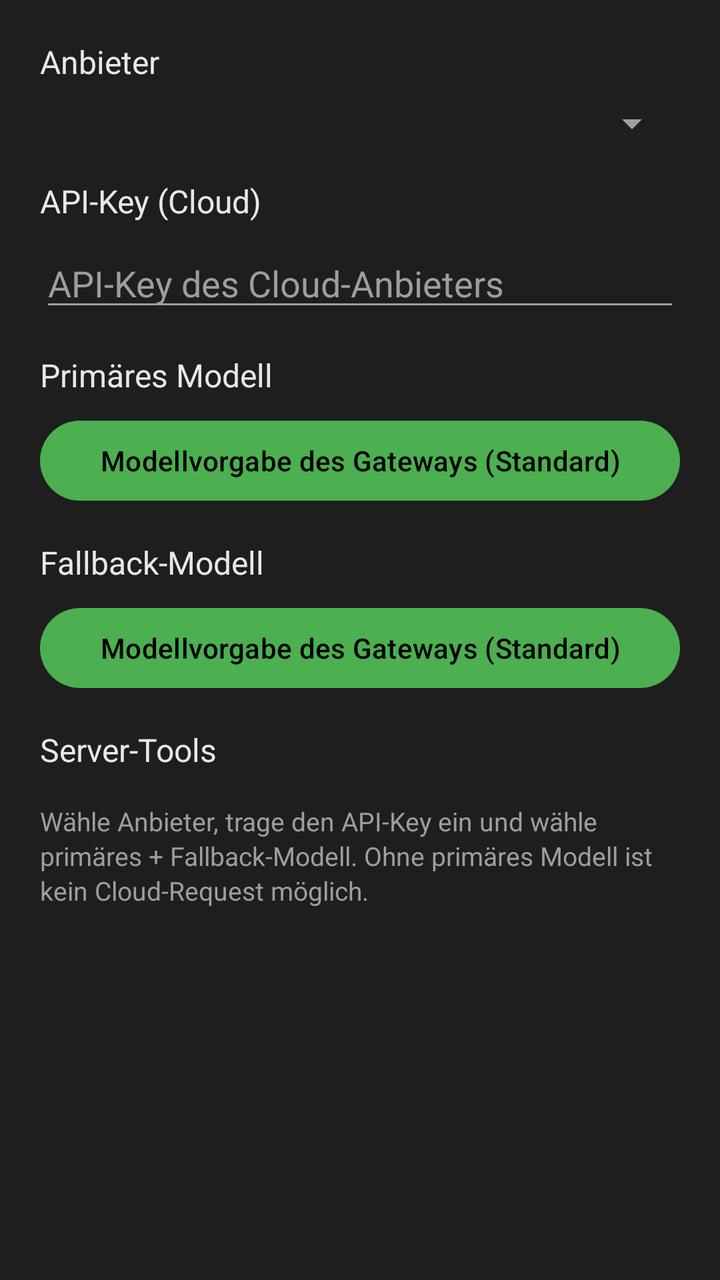
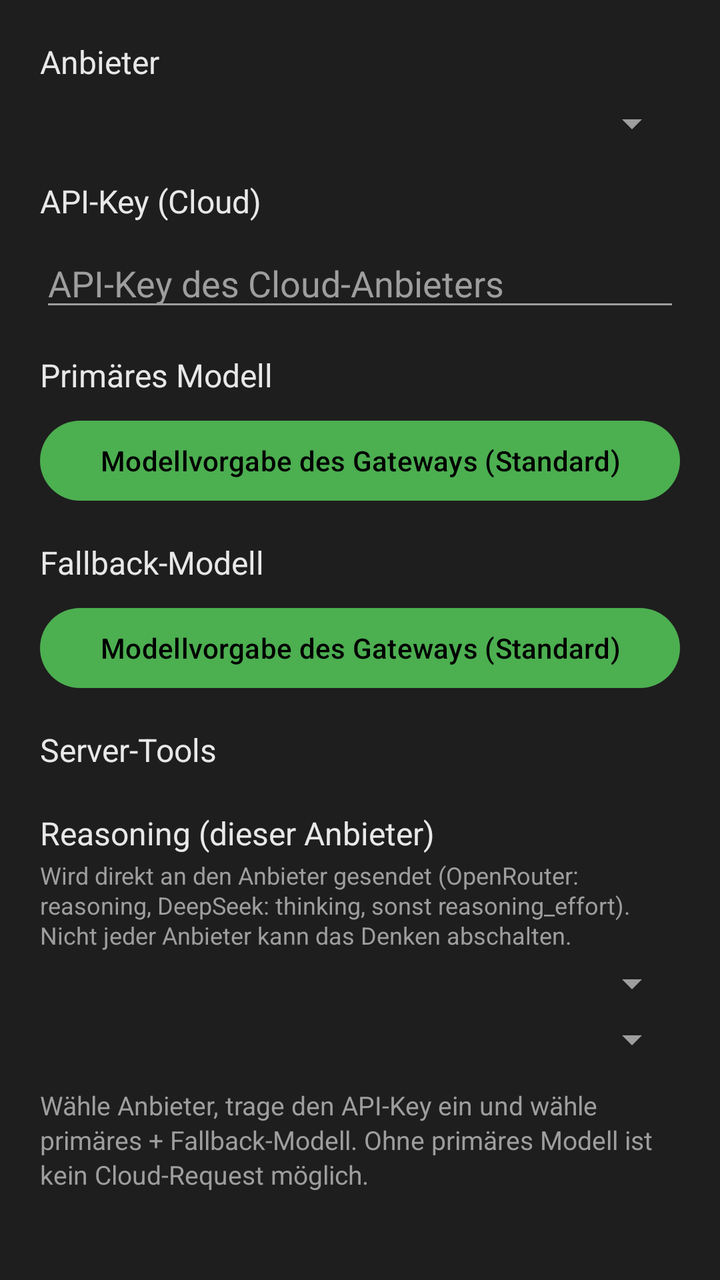

Before-and-after screenshots of an Android layout around one commit, followed by the original layout XML and the change that was made.
<!-- AndroidManifest.xml: application theme Theme.HermiVoice -->
<!-- res/layout/dialog_cloud_editor.xml -->
<?xml version="1.0" encoding="utf-8"?>
<ScrollView xmlns:android="http://schemas.android.com/apk/res/android"
    android:layout_width="match_parent"
    android:layout_height="wrap_content">

    <LinearLayout
        android:layout_width="match_parent"
        android:layout_height="wrap_content"
        android:orientation="vertical"
        android:padding="20dp">

        <TextView
            android:layout_width="match_parent"
            android:layout_height="wrap_content"
            android:text="@string/cloud_provider_label"
            android:textColor="@color/text_primary"
            android:textSize="16sp" />

        <Spinner
            android:id="@+id/cloudEditProvider"
            android:layout_width="match_parent"
            android:layout_height="wrap_content"
            android:layout_marginTop="8dp"
            android:spinnerMode="dropdown" />

        <TextView
            android:layout_width="match_parent"
            android:layout_height="wrap_content"
            android:layout_marginTop="16dp"
            android:text="@string/cloud_key_label"
            android:textColor="@color/text_primary"
            android:textSize="16sp" />

        <EditText
            android:id="@+id/cloudEditKey"
            android:layout_width="match_parent"
            android:layout_height="wrap_content"
            android:layout_marginTop="8dp"
            android:hint="@string/cloud_key_hint"
            android:inputType="textPassword"
            android:textColor="@color/text_primary"
            android:textColorHint="@color/text_secondary" />

        <TextView
            android:layout_width="match_parent"
            android:layout_height="wrap_content"
            android:layout_marginTop="16dp"
            android:text="@string/cloud_primary_model_label"
            android:textColor="@color/text_primary"
            android:textSize="16sp" />

        <Button
            android:id="@+id/cloudEditPrimary"
            android:layout_width="match_parent"
            android:layout_height="wrap_content"
            android:layout_marginTop="8dp"
            android:text="@string/primary_model_default" />

        <TextView
            android:layout_width="match_parent"
            android:layout_height="wrap_content"
            android:layout_marginTop="16dp"
            android:text="@string/cloud_fallback_model_label"
            android:textColor="@color/text_primary"
            android:textSize="16sp" />

        <Button
            android:id="@+id/cloudEditFallback"
            android:layout_width="match_parent"
            android:layout_height="wrap_content"
            android:layout_marginTop="8dp"
            android:text="@string/fallback_model_default" />

        <TextView
            android:layout_width="match_parent"
            android:layout_height="wrap_content"
            android:layout_marginTop="16dp"
            android:text="@string/cloud_tools_label"
            android:textColor="@color/text_primary"
            android:textSize="16sp" />

        <LinearLayout
            android:id="@+id/cloudEditTools"
            android:layout_width="match_parent"
            android:layout_height="wrap_content"
            android:layout_marginTop="4dp"
            android:orientation="vertical" />

        <TextView
            android:id="@+id/cloudEditHint"
            android:layout_width="match_parent"
            android:layout_height="wrap_content"
            android:layout_marginTop="12dp"
            android:text="@string/cloud_edit_hint"
            android:textColor="@color/text_secondary"
            android:textSize="13sp"
            android:lineSpacingExtra="2dp" />
    </LinearLayout>
</ScrollView>
<!-- resources referenced by this layout -->
<resources>
  <color name="text_primary">#e8e8e8</color>
  <color name="text_secondary">#9e9e9e</color>
  <string name="cloud_edit_hint">Wähle Anbieter, trage den API-Key ein und wähle primäres + Fallback-Modell. Ohne primäres Modell ist kein Cloud-Request möglich.</string>
  <string name="cloud_fallback_model_label">Fallback-Modell</string>
  <string name="cloud_key_hint">API-Key des Cloud-Anbieters</string>
  <string name="cloud_key_label">API-Key (Cloud)</string>
  <string name="cloud_primary_model_label">Primäres Modell</string>
  <string name="cloud_provider_label">Anbieter</string>
  <string name="cloud_tools_label">Server-Tools</string>
  <string name="fallback_model_default">Modellvorgabe des Gateways (Standard)</string>
  <string name="primary_model_default">Modellvorgabe des Gateways (Standard)</string>
  <style name="Theme.HermiVoice" parent="Theme.Material3.Dark.NoActionBar">
          <item name="android:statusBarColor">@color/bg</item>
          <item name="android:navigationBarColor">@color/bg</item>
          <item name="android:windowBackground">@color/bg</item>
          <item name="colorPrimary">@color/accent</item>
          <item name="colorAccent">@color/accent</item>
          <item name="accentDark">@color/accent_dark</item>
          <item name="accentBubble">@color/user_bubble</item>
          <item name="colorOnPrimary">#000000</item>
          <item name="colorSurface">@color/surface</item>
          <item name="colorOnSurface">@color/text_primary</item>
          <item name="android:textColorPrimary">@color/text_primary</item>
          <item name="android:textColorSecondary">@color/text_secondary</item>
      </style>
  <color name="bg">#1e1e1e</color>
  <color name="accent">#4caf50</color>
  <color name="accent_dark">#2e7d32</color>
  <color name="user_bubble">#2b5d3b</color>
  <color name="surface">#262626</color>
</resources>

<!-- the commit's change to res/layout/dialog_cloud_editor.xml (unified diff, before → after) -->
@@ -86,6 +86,47 @@
             android:layout_marginTop="4dp"
             android:orientation="vertical" />
 
+        
+        <TextView
+            android:layout_width="match_parent"
+            android:layout_height="wrap_content"
+            android:layout_marginTop="16dp"
+            android:text="@string/reasoning_cloud_direct_label"
+            android:textColor="@color/text_primary"
+            android:textSize="16sp" />
+
+        <TextView
+            android:layout_width="match_parent"
+            android:layout_height="wrap_content"
+            android:layout_marginTop="2dp"
+            android:text="@string/reasoning_cloud_direct_hint"
+            android:textColor="@color/text_secondary"
+            android:textSize="12sp"
+            android:lineSpacingExtra="1dp" />
+
+        <Spinner
+            android:id="@+id/cloudEditReasoning"
+            android:layout_width="match_parent"
+            android:layout_height="wrap_content"
+            android:layout_marginTop="4dp"
+            android:spinnerMode="dropdown" />
+
+        <Spinner
+            android:id="@+id/cloudEditReasoningLevel"
+            android:layout_width="match_parent"
+            android:layout_height="wrap_content"
+            android:layout_marginTop="4dp"
+            android:spinnerMode="dropdown" />
+
+        <TextView
+            android:id="@+id/cloudEditReasoningNotice"
+            android:layout_width="match_parent"
+            android:layout_height="wrap_content"
+            android:layout_marginTop="4dp"
+            android:textColor="@color/text_secondary"
+            android:textSize="12sp"
+            android:visibility="gone" />
+
         <TextView
             android:id="@+id/cloudEditHint"
             android:layout_width="match_parent"
<!-- resource entries referenced after the edit -->
@@ -11,6 +11,8 @@
   <string name="cloud_tools_label">Server-Tools</string>
   <string name="fallback_model_default">Modellvorgabe des Gateways (Standard)</string>
   <string name="primary_model_default">Modellvorgabe des Gateways (Standard)</string>
+  <string name="reasoning_cloud_direct_hint">Wird direkt an den Anbieter gesendet (OpenRouter: reasoning, DeepSeek: thinking, sonst reasoning_effort). Nicht jeder Anbieter kann das Denken abschalten.</string>
+  <string name="reasoning_cloud_direct_label">Reasoning (dieser Anbieter)</string>
   <style name="Theme.HermiVoice" parent="Theme.Material3.Dark.NoActionBar">
           <item name="android:statusBarColor">@color/bg</item>
           <item name="android:navigationBarColor">@color/bg</item>
